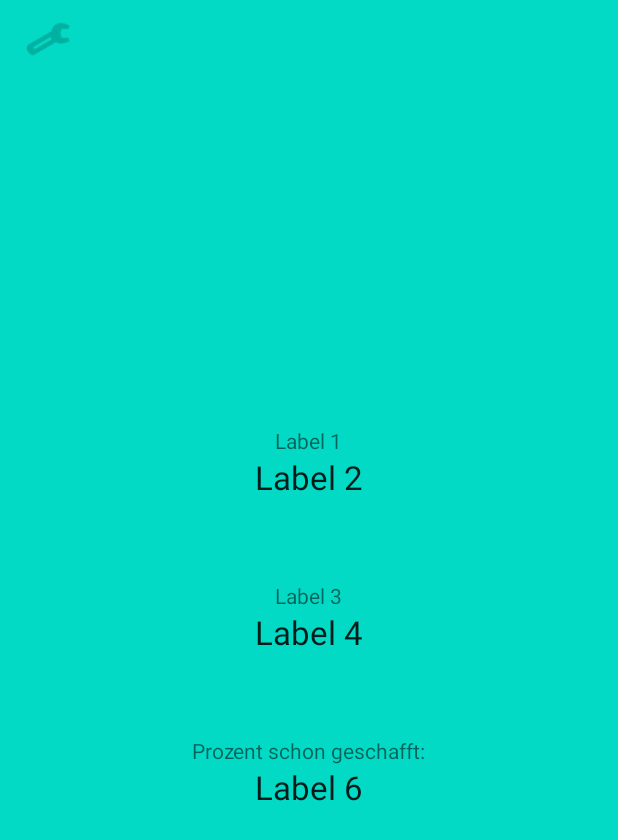
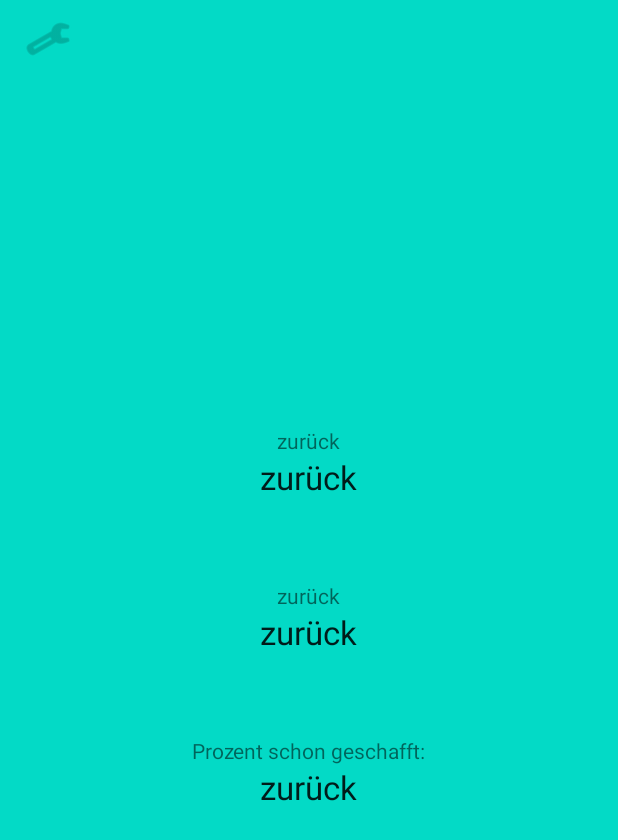
Before and after one commit to Yerionimous2/JulyTimerReworked, an Android app: the layout activity_main.xml on its own in the app's theme, with its tools: preview values and no code run, on a phone screen of 412 x 824 dp. Shown: the top 840 px of the screen. Run offline under Robolectric (Android 15) with nearby library versions, the phone set to English and light mode, and no system bars.

Commit message:
Fixed #24: If start date is set to future date the timer will display so.
Added some warning fixes, no function or usability changes

```diff
--- a/app/src/main/java/com/example/julytimerreworked/MainActivity.java
+++ b/app/src/main/java/com/example/julytimerreworked/MainActivity.java
@@ -45,7 +45,6 @@ public class MainActivity extends AppCompatActivity {
     //TODO: doku
     private void initialiseButtonListener() {
         Button btSettings = findViewById(R.id.BtSettings);
-        Context context = this;
         btSettings.setOnClickListener((View view) -> {
             saveExec.save(save, this);
             startActivity(new Intent(MainActivity.this, SettingsActivity.class));
@@ -68,7 +67,7 @@ public class MainActivity extends AppCompatActivity {
      */
     public void initialiseTimer() {
         Handler handler = new Handler();
-        int milliDelay = 100;
+        int milliDelay = 20;
         Runnable myRunnable = new Runnable() {
             @Override
             public void run() {
@@ -184,10 +183,31 @@ public class MainActivity extends AppCompatActivity {
      */
     public void updateTextViewTexts(xyzSet times) {
         TextView label2 = findViewById(R.id.lb2);
+        TextView label3 = findViewById(R.id.lb3);
         TextView label4 = findViewById(R.id.lb4);
         TextView label6 = findViewById(R.id.lb6);
-        label2.setText(StringCompiler.getTimeString(save.getShow(), times.getElapsed(), this));
-        label4.setText(StringCompiler.getTimeString(save.getShow(), times.getRemaining(), this));
-        label6.setText(StringCompiler.getPercentString(times.getPercent()));
+        if(times.getPercent() > 0) {
+            label2.setText(StringCompiler.getTimeString(save.getShow(), times.getElapsed(), this));
+            label3.setText(StringCompiler.getTillSeenString(save.getShow(), this));
+            label4.setText(StringCompiler.getTimeString(save.getShow(), times.getRemaining(), this));
+            label6.setText(StringCompiler.getPercentString(times.getPercent()));
+            hideShowLabels(1);
+        } else {
+            label3.setText(StringCompiler.getTillGoString(save.getShow(), this));
+            label4.setText(StringCompiler.getTimeString(save.getShow(), -times.getElapsed(), this));
+            hideShowLabels(0);
+        }
+    }
+
+    private void hideShowLabels(int i) {
+        View layout2 = findViewById(R.id.layout2);
+        View layout3 = findViewById(R.id.layout3);
+        if(i == 0) {
+            layout2.setVisibility(View.INVISIBLE);
+            layout3.setVisibility(View.INVISIBLE);
+        } else {
+            layout2.setVisibility(View.VISIBLE);
+            layout3.setVisibility(View.VISIBLE);
+        }
     }
 }
--- a/app/src/main/res/layout/activity_main.xml
+++ b/app/src/main/res/layout/activity_main.xml
@@ -1,6 +1,7 @@
 <?xml version="1.0" encoding="utf-8"?>
 <RelativeLayout xmlns:android="http://schemas.android.com/apk/res/android"
     xmlns:app="http://schemas.android.com/apk/res-auto"
+    xmlns:tools="http://schemas.android.com/tools"
     android:layout_width="match_parent"
     android:id="@+id/mainLayout"
     android:layout_height="match_parent">
@@ -11,7 +12,8 @@
         android:layout_width="match_parent"
         android:layout_height="match_parent"
         android:scaleType="centerCrop"
-        android:src="@color/design_default_color_secondary" />
+        android:src="@color/design_default_color_secondary"
+        tools:ignore="ContentDescription" />
     <!-- android:src mit Hintergrundbild austauschen -->
 
     <!-- Knopf oben rechts -->
@@ -19,40 +21,41 @@
         android:id="@+id/BtSettings"
         android:layout_width="wrap_content"
         android:layout_height="wrap_content"
+        android:layout_alignParentStart="true"
         android:layout_alignParentTop="true"
-        android:layout_alignParentStart="true"
         android:background="#00FFFFFF"
         android:text=""
         app:icon="@android:drawable/ic_menu_manage"
-        app:iconTint="#009688" />
+        app:iconTint="#009688"
+        tools:ignore="SpeakableTextPresentCheck" />
 
     <!-- Abschnitt 1 in der Mitte oben -->
     <LinearLayout
         android:id="@+id/layout1"
         android:layout_width="match_parent"
         android:layout_height="wrap_content"
-        android:layout_centerVertical="true"
-        android:gravity="center_horizontal"
         android:layout_centerInParent="true"
+        android:layout_marginStart="60dp"
         android:layout_marginTop="20dp"
         android:layout_marginBottom="20dp"
-        android:layout_marginStart="60dp"
-        android:paddingBottom="7dp"
+        android:gravity="center_horizontal"
+        android:orientation="vertical"
         android:paddingTop="7dp"
-        android:orientation="vertical">
+        android:paddingBottom="7dp">
 
         <!-- Zwei Labels untereinander -->
         <TextView
             android:id="@+id/lb3"
             android:layout_width="wrap_content"
             android:layout_height="wrap_content"
-            android:text="Label 3" />
+            tools:ignore="TextContrastCheck"
+            android:text="@string/back" />
 
         <TextView
             android:id="@+id/lb4"
             android:layout_width="wrap_content"
             android:layout_height="wrap_content"
-            android:text="Label 4"
+            android:text="@string/back"
             android:textAppearance="@style/TextAppearance.AppCompat.Large" />
     </LinearLayout>
 
@@ -76,13 +79,14 @@
             android:id="@+id/lb1"
             android:layout_width="wrap_content"
             android:layout_height="wrap_content"
-            android:text="Label 1" />
+            tools:ignore="TextContrastCheck"
+            android:text="@string/back" />
 
         <TextView
             android:id="@+id/lb2"
             android:layout_width="wrap_content"
             android:layout_height="wrap_content"
-            android:text="Label 2"
+            android:text="@string/back"
             android:textAppearance="@style/TextAppearance.AppCompat.Large" />
     </LinearLayout>
 
@@ -106,13 +110,14 @@
             android:id="@+id/lb5"
             android:layout_width="wrap_content"
             android:layout_height="wrap_content"
-            android:text="@string/percentage_done" />
+            android:text="@string/percentage_done"
+            tools:ignore="TextContrastCheck" />
 
         <TextView
             android:id="@+id/lb6"
             android:layout_width="wrap_content"
             android:layout_height="wrap_content"
-            android:text="Label 6"
+            android:text="@string/back"
             android:textAppearance="@style/TextAppearance.AppCompat.Large" />
     </LinearLayout>
 
--- a/app/src/main/res/values/strings.xml
+++ b/app/src/main/res/values/strings.xml
@@ -51,4 +51,5 @@
     <string name="beginDarkMode">Beginn des dunklen Modus:</string>
     <string name="endDarkMode">Beginn des hellen Modus:</string>
     <string name="oClock">Uhr</string>
+    <string name="time_till_go">, bis der Timer losgeht:</string>
 </resources>
```
Also changed, not shown: app/build.gradle (+5 -2 lines), app/src/main/java/com/example/julytimerreworked/StringCompiler.java (+28 -0 lines), app/src/main/java/com/example/julytimerreworked/messageHandler.java (+30 -0 lines), 1 other file.
